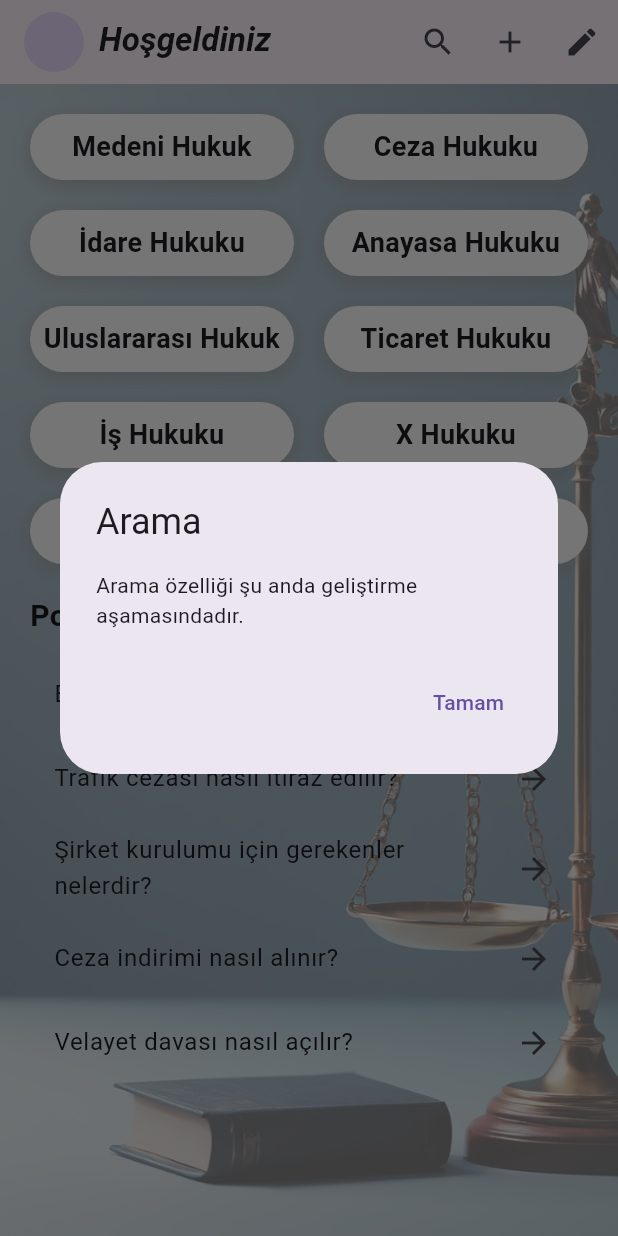
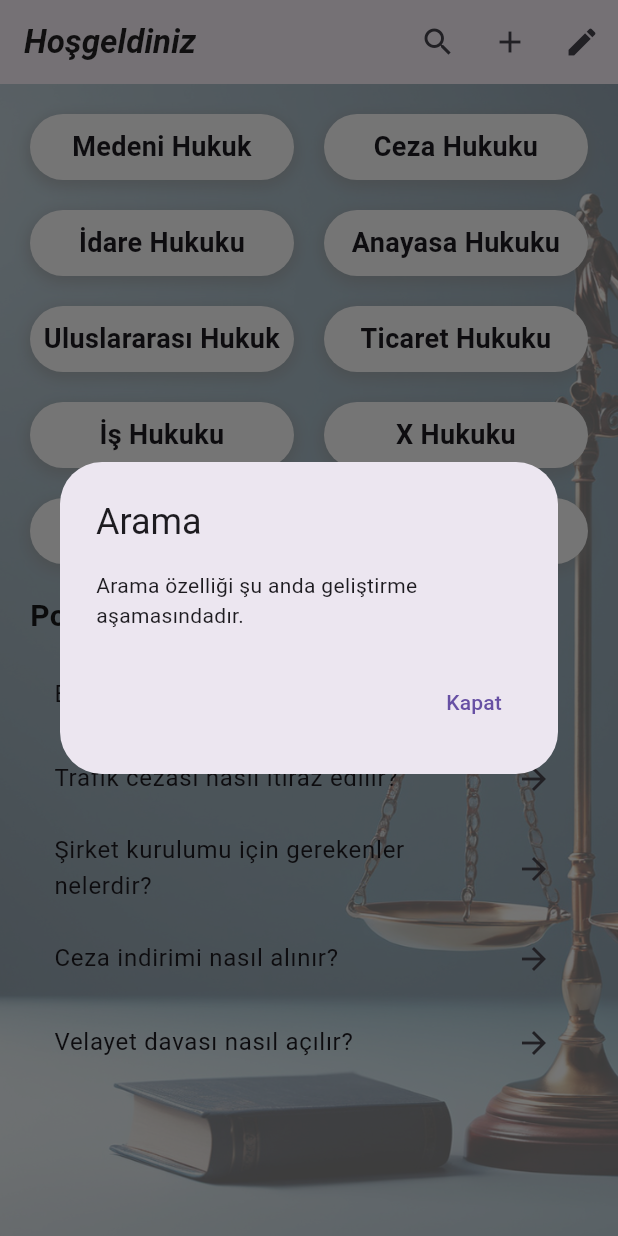
Before and after one commit to betbies/lawai, a Flutter app: the KesfetPage screen opened directly, after a tap on the "search" icon, on a phone screen of 412 x 824 dp. Run offline on Flutter 3.47's test engine with Material 3 defaults, Android fonts, the phone set to English and light mode, and no system bars; our stand-ins replace confetti, image_picker, shared_preferences; accounts and stored records are empty.

Commit message:
Your commit message

```diff
--- a/lib/pages/kesfet.dart
+++ b/lib/pages/kesfet.dart
@@ -39,40 +39,13 @@ class _KesfetPageState extends State<KesfetPage> {
   ];
 
   int? selectedServiceIndex;
-  String? _profileImage;
-
-  @override
-  void initState() {
-    super.initState();
-    _loadProfileImage();
-  }
-
-  _loadProfileImage() async {
-    SharedPreferences prefs = await SharedPreferences.getInstance();
-    setState(() {
-      _profileImage = prefs.getString('profile_image');
-    });
-  }
 
   @override
   Widget build(BuildContext context) {
     return Scaffold(
       backgroundColor: Colors.white,
       appBar: AppBar(
-        title: Row(
-          children: [
-            _profileImage != null
-                ? CircleAvatar(
-              backgroundImage: FileImage(File(_profileImage!)),
-            )
-                : CircleAvatar(
-              child: Icon(Icons.person),
-            ),
-            const SizedBox(width: 10.0),
-            Column(
-              crossAxisAlignment: CrossAxisAlignment.start,
-              children: [
-                const Text(
+        title: const Text(
           'Hoşgeldiniz',
           style: TextStyle(
             fontStyle: FontStyle.italic,
@@ -80,11 +53,6 @@ class _KesfetPageState extends State<KesfetPage> {
             color: Colors.black87,
             fontWeight: FontWeight.bold,
           ),
-                ),
-                const SizedBox(height: 2.0),
-              ],
-            ),
-          ],
         ),
         actions: [
           IconButton(
@@ -234,10 +202,10 @@ class _KesfetPageState extends State<KesfetPage> {
           content: Text(message),
           actions: <Widget>[
             TextButton(
-              child: const Text('Tamam'),
               onPressed: () {
                 Navigator.of(context).pop();
               },
+              child: const Text('Kapat'),
             ),
           ],
         );
@@ -267,6 +235,29 @@ class _ChatPageState extends State<ChatPage> {
     {'message': 'Merhaba 👋🏻 \nLütfen bana merak ettiğiniz bir şeyi sorun', 'isMe': false, 'color': const Color(0xFF056C89)}
   ];
   final bool _isOnline = true;
+
+  String? _profileImage;
+
+  @override
+  void initState() {
+    super.initState();
+    _loadProfileImage();
+  }
+
+  _loadProfileImage() async {
+    SharedPreferences prefs = await SharedPreferences.getInstance();
+    setState(() {
+      _profileImage = prefs.getString('profile_image');
+    });
+  }
+
+  _saveProfileImage(String imagePath) async {
+    SharedPreferences prefs = await SharedPreferences.getInstance();
+    prefs.setString('profile_image', imagePath);
+    setState(() {
+      _profileImage = imagePath;
+    });
+  }
 
   @override
   Widget build(BuildContext context) {
@@ -373,7 +364,7 @@ class _ChatPageState extends State<ChatPage> {
                   },
                 ),
               ),
-              if (widget.allowSendMessage)
+              if(widget.allowSendMessage)
                 Padding(
                   padding: const EdgeInsets.all(8.0),
                   child: Row(
```
Lines whose indentation alone changed are shown as unchanged.
